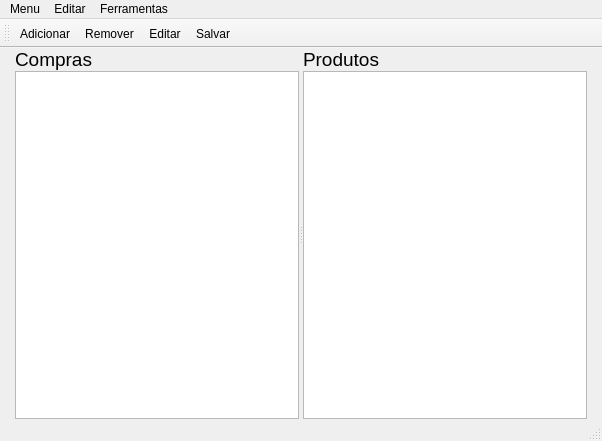
Above: mainwindow.ui from saraivaufc/ListaDeCompras before the change. Below: the same form after it.
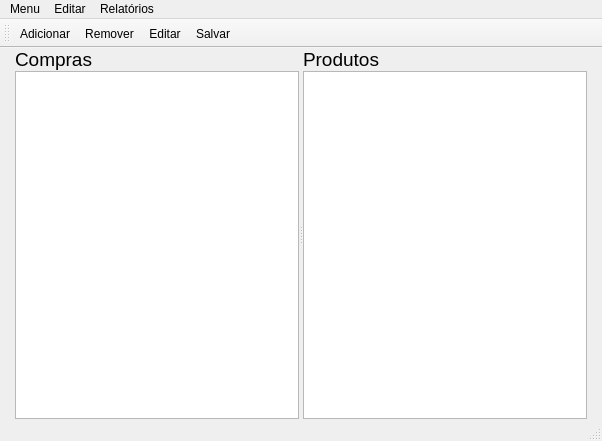
That is the form after the change. Icons and pictures are not drawn. Custom widgets are drawn as their Qt base class.

The edit to the form file:
```diff
--- a/mainwindow.ui
+++ b/mainwindow.ui
@@ -265,7 +265,7 @@
    </widget>
    <widget class="QMenu" name="menuFerramentas">
     <property name="title">
-     <string>Ferramentas</string>
+     <string>Relatórios</string>
     </property>
     <addaction name="actionGerar_Relatorio_Mensal"/>
    </widget>
```
Left out of the diff: 20 changed lines with no effect on the pictures.
